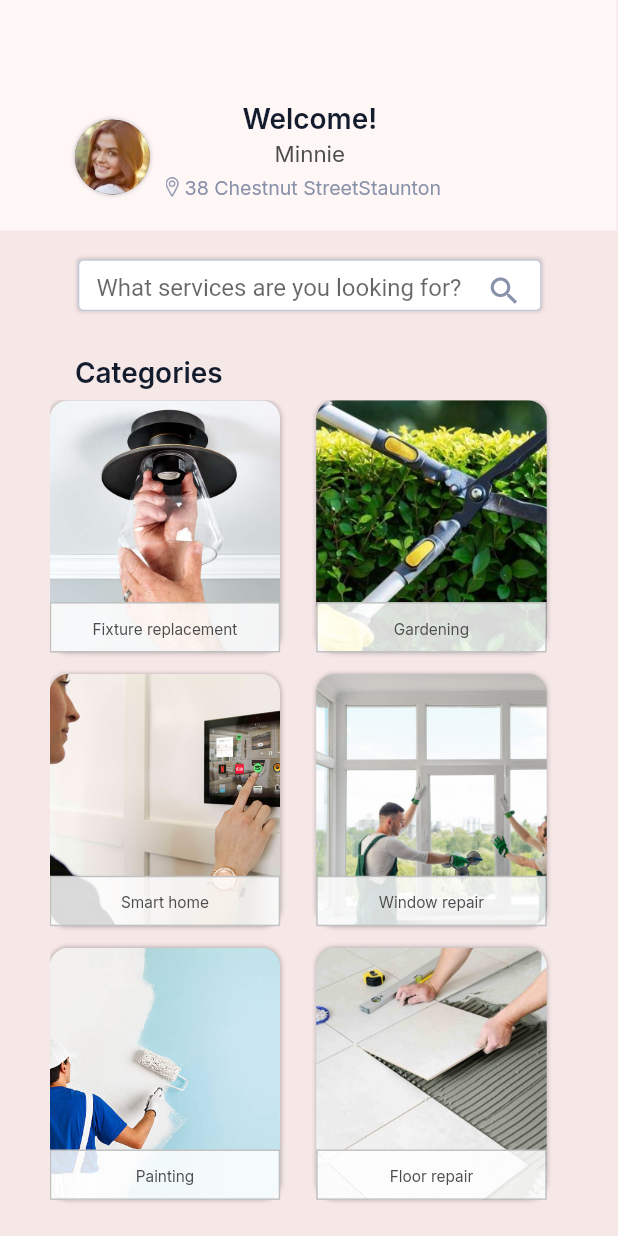
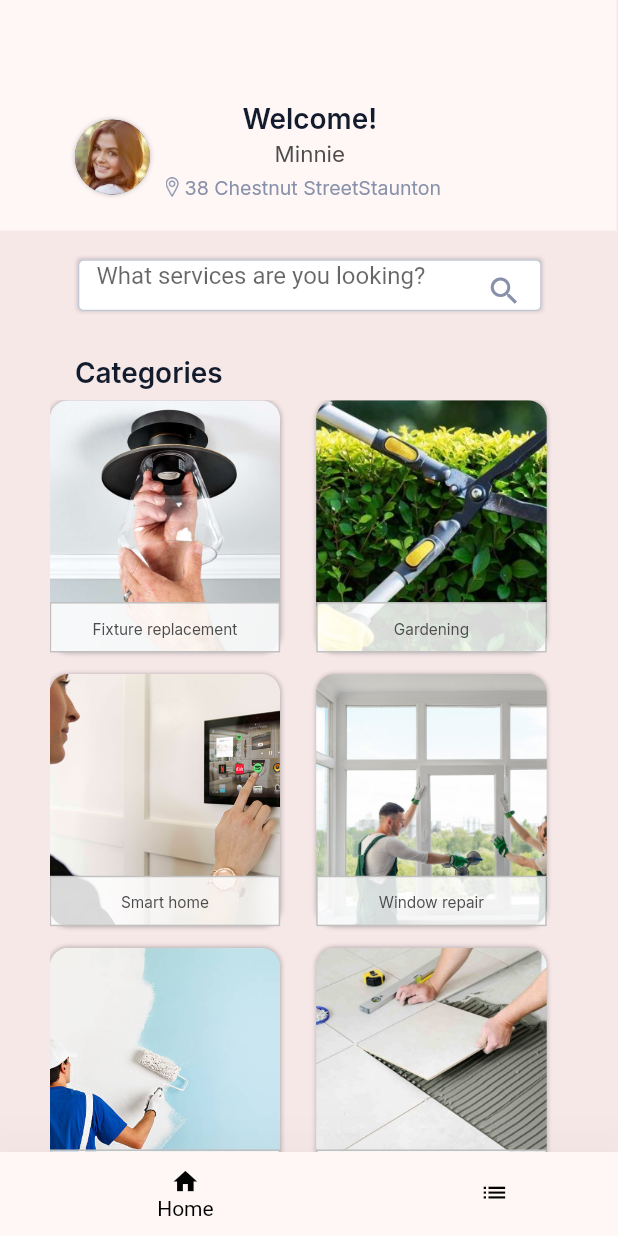
Before and after one commit to MaryamFatima1/Handymen-service-system, a Flutter app: the Customer_Home screen opened by its route, on a phone screen of 412 x 824 dp. Run offline on Flutter 3.47's test engine with Material 2 defaults, Android fonts, the phone set to English and light mode, and no system bars; our stand-ins replace google_fonts; accounts and stored records are empty.

Commit message:
Implement the Routing for Customer
This commit is for to implement the routing for cutsomer so that customer can navigate in his/her screens

```diff
--- a/lib/Screens/customer-sign-in.dart
+++ b/lib/Screens/customer-sign-in.dart
@@ -1,4 +1,6 @@
 import 'package:flutter/material.dart';
+import 'package:handymanservicesystem/Screens/customer-sign-up.dart';
+import 'package:handymanservicesystem/Screens/customers-home.dart';
 import 'package:handymanservicesystem/utils.dart';
 import 'package:google_fonts/google_fonts.dart';
 import 'handyman-signup.dart';
@@ -447,6 +449,7 @@ class _Customer_Sign_In_ScreenState extends State<Customer_Sign_In_Screen> {
                           print(password);
                           _emailController.clear();
                           _passwordController.clear();
+                          Navigator.pushNamed(context, Customer_Home.RouteName);
                         });
                       },
                       child: Container(
@@ -497,7 +500,7 @@ class _Customer_Sign_In_ScreenState extends State<Customer_Sign_In_Screen> {
                           InkWell(
                             onTap: () {
                               Navigator.pushNamed(
-                                  context, Handyman_Sign_Up_Screen.RouteName);
+                                  context, Customer_SignUp_Screen.RouteName);
                             },
                             child: Container(
                               // signup3gU (114:1579)
--- a/lib/Screens/customer-sign-up.dart
+++ b/lib/Screens/customer-sign-up.dart
@@ -1,5 +1,7 @@
 import 'dart:convert';
 //import 'package:flutter/services.dart';
+import 'package:handymanservicesystem/Screens/customers-home.dart';
+
 import '../configuration.dart';
 import 'package:flutter/material.dart';
 import 'package:handymanservicesystem/utils.dart';
@@ -108,7 +110,7 @@ class Customer_SignUp_ScreenState extends State<Customer_SignUp_Screen> {
       };
       Navigator.pushNamed(
         context,
-        Handyman_Home.RouteName,
+       Customer_Home.RouteName,
         arguments: arguments,
       );
     } else {
@@ -703,7 +705,7 @@ class Customer_SignUp_ScreenState extends State<Customer_SignUp_Screen> {
                               margin: EdgeInsets.fromLTRB(
                                   0 * fem, 0 * fem, 2 * fem, 0 * fem),
                               child: Text(
-                                'Log in ',
+                                'Sign In',
                                 textAlign: TextAlign.center,
                                 style: SafeGoogleFont(
                                   'Inter',
--- a/lib/Screens/customers-home.dart
+++ b/lib/Screens/customers-home.dart
@@ -1,4 +1,7 @@
 import 'package:flutter/material.dart';
+import 'package:handymanservicesystem/Screens/customer-handymans-.dart';
+import 'package:handymanservicesystem/Screens/customer-profile.dart';
+import 'package:handymanservicesystem/Screens/customers-bookings.dart';
 import 'package:handymanservicesystem/utils.dart';
 import '../models/service_catagories.dart';
 
@@ -37,12 +40,49 @@ class _Customer_HomeState extends State<Customer_Home> {
         service_Name: 'Small appliance repair',
         Picture: 'assets/prototype/images/small-appliance-repair-bg.png'),
   ];
+  int _selectedIndex = 0;
+
+  void _onItemTapped(int index) {
+    setState(() {
+      _selectedIndex = index;
+      switch (index) {
+        case 0:
+          Navigator.pop(context);
+          Navigator.pushNamed(context, Customer_Home.RouteName);
+          break;
+        case 1:
+          Navigator.pop(context);
+          Navigator.pushNamed(context, Customer_Bookings.RouteName);
+          break;
+      }
+    });
+  }
   @override
   Widget build(BuildContext context) {
     double baseWidth = 429;
     double fem = MediaQuery.of(context).size.width / baseWidth;
     double ffem = fem * 0.97;
     return Scaffold(
+ bottomNavigationBar: BottomNavigationBar(
+        items: const <BottomNavigationBarItem>[
+          BottomNavigationBarItem(
+            icon: Icon(Icons.home, color: Colors.black),
+            label: 'Home',
+            backgroundColor: Color(0xfffff6f6),
+          ),
+          BottomNavigationBarItem(
+            icon: Icon(Icons.list, color: Colors.black),
+            label: 'Bookings',
+            backgroundColor: Color(0xfffff6f6),
+          ),
+        ],
+        type: BottomNavigationBarType.shifting,
+        currentIndex: _selectedIndex,
+     selectedItemColor: Colors.black,
+        iconSize: 20 * fem,
+        onTap: _onItemTapped,
+        elevation: 40 * fem,
+      ),
       body: Container(
         width: double.infinity,
         child: Container(
@@ -92,6 +132,10 @@ class _Customer_HomeState extends State<Customer_Home> {
                         ),
                         child: Center(
                           // autogroupn5jgFcc (HsScdS7Fh22AxMGJEun5Jg)
+                          child: GestureDetector(
+                            onTap: (){
+                                Navigator.pushNamed(context, Customer_Profile.RouteName);
+                            },
                             child: SizedBox(
                               width: 52 * fem,
                               height: 52 * fem,
@@ -99,6 +143,7 @@ class _Customer_HomeState extends State<Customer_Home> {
                                 'assets/prototype/images/auto-group-n5jg.png',
                                 width: 52 * fem,
                                 height: 52 * fem,
+                              ),
                             ),
                           ),
                         ),
@@ -256,10 +301,9 @@ class _Customer_HomeState extends State<Customer_Home> {
                             Expanded(
                               child: TextField(
                                 decoration: InputDecoration(
-                                  hintText:
-                                      'What services are you looking for?',
+                                  hintText: 'What services are you looking?',
                                   contentPadding: EdgeInsets.fromLTRB(
-                                      12 * fem, 0 * fem, 0 * fem, 12 * fem),
+                                      12 * fem, 0 * fem, 0 * fem, 19 * fem),
                                   border: InputBorder.none,
                                 ),
                               ),
@@ -303,7 +347,7 @@ class _Customer_HomeState extends State<Customer_Home> {
                 ),
               ),
               Container(
-                height: 580 * ffem,
+                height: 550 * ffem,
                 width: 360 * fem,
                 child: GridView.count(
                   crossAxisCount: 2,
@@ -325,7 +369,7 @@ class _Customer_HomeState extends State<Customer_Home> {
   }
 }
 
-class FixtureReplacementContainer extends StatelessWidget {
+class FixtureReplacementContainer extends StatefulWidget {
   const FixtureReplacementContainer({
     super.key,
     required this.name,
@@ -336,11 +380,21 @@ class FixtureReplacementContainer extends StatelessWidget {
   final String picture;
 
   @override
+  State<FixtureReplacementContainer> createState() => _FixtureReplacementContainerState();
+}
+
+class _FixtureReplacementContainerState extends State<FixtureReplacementContainer> {
+  @override
   Widget build(BuildContext context) {
     double baseWidth = 429;
     double fem = MediaQuery.of(context).size.width / baseWidth;
     double ffem = fem * 0.97;
-    return Container(
+    return GestureDetector(
+      onTap :()
+      {
+          Navigator.pushNamed(context, Customer_Service_Provider.RouteName);
+      },
+      child: Container(
         margin: EdgeInsets.fromLTRB(0 * fem, 0 * fem, 15 * fem, 0 * fem),
         padding: EdgeInsets.fromLTRB(0 * fem, 140 * fem, 0 * fem, 0 * fem),
         width: 155 * fem,
@@ -349,7 +403,7 @@ class FixtureReplacementContainer extends StatelessWidget {
           borderRadius: BorderRadius.circular(13 * fem),
           image: DecorationImage(
             fit: BoxFit.cover,
-          image: AssetImage(picture),
+            image: AssetImage(widget.picture),
           ),
           boxShadow: [
             BoxShadow(
@@ -368,7 +422,7 @@ class FixtureReplacementContainer extends StatelessWidget {
           ),
           child: Center(
             child: Text(
-            name,
+              widget.name,
               textAlign: TextAlign.center,
               style: SafeGoogleFont(
                 'Inter',
@@ -380,6 +434,7 @@ class FixtureReplacementContainer extends StatelessWidget {
             ),
           ),
         ),
+      ),
     );
   }
 }
```
Also changed, not shown: lib/Screens/customer-handymans-.dart (+15 -2 lines), lib/Screens/customer-profile.dart (+8 -1 lines), lib/Screens/customers-bookings.dart (+49 -1 lines), lib/Screens/customers-finish-service.dart (+6 -1 lines). Lines whose indentation alone changed are shown as unchanged.
